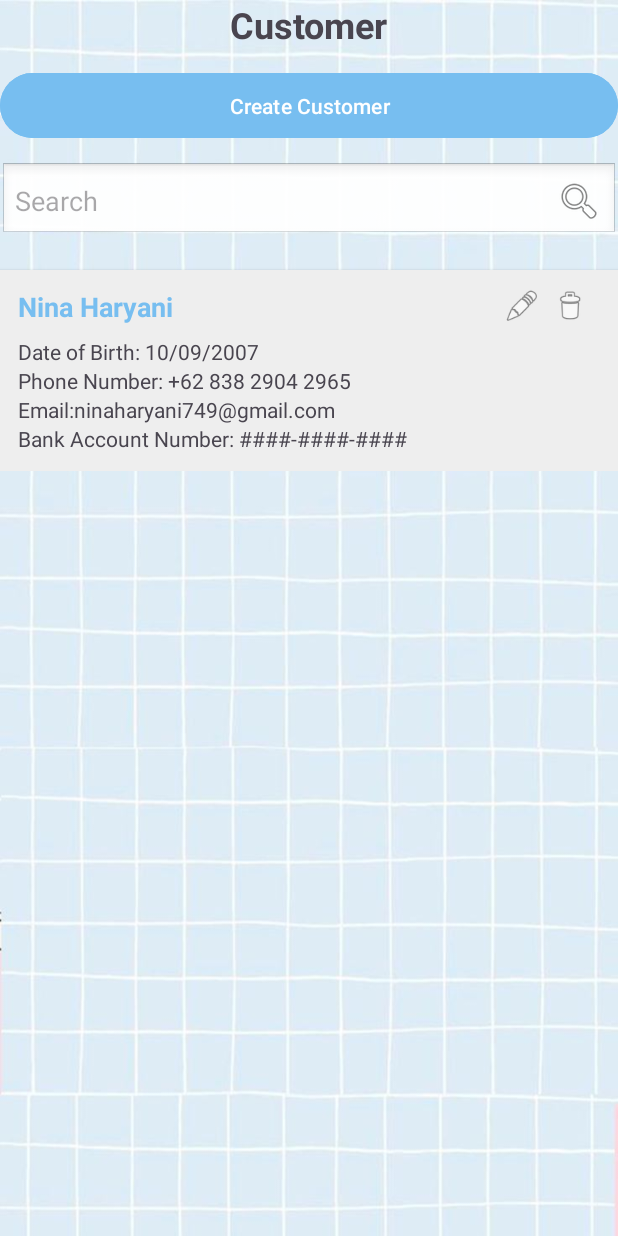
After one commit to ninaharyani/sampleapps, an Android app: the curtomer screen opened directly, with no data from a screen before it, on a phone screen of 412 x 824 dp. The commit adds this screen. Run offline under Robolectric (Android 15) with nearby library versions, the phone set to English and light mode, and no system bars.

Commit message:
add new fitur

```diff
--- /dev/null
+++ b/app/src/main/java/com/example/ninaa/curtomer.kt
@@ -0,0 +1,20 @@
+package com.example.ninaa
+
+import android.os.Bundle
+import androidx.activity.enableEdgeToEdge
+import androidx.appcompat.app.AppCompatActivity
+import androidx.core.view.ViewCompat
+import androidx.core.view.WindowInsetsCompat
+
+class curtomer : AppCompatActivity() {
+    override fun onCreate(savedInstanceState: Bundle?) {
+        super.onCreate(savedInstanceState)
+        enableEdgeToEdge()
+        setContentView(R.layout.activity_customer)
+        ViewCompat.setOnApplyWindowInsetsListener(findViewById(R.id.main)) { v, insets ->
+            val systemBars = insets.getInsets(WindowInsetsCompat.Type.systemBars())
+            v.setPadding(systemBars.left, systemBars.top, systemBars.right, systemBars.bottom)
+            insets
+        }
+    }
+}
--- /dev/null
+++ b/app/src/main/res/layout/activity_customer.xml
@@ -0,0 +1,117 @@
+<?xml version="1.0" encoding="utf-8"?>
+<RelativeLayout xmlns:android="http://schemas.android.com/apk/res/android"
+    xmlns:app="http://schemas.android.com/apk/res-auto"
+    xmlns:tools="http://schemas.android.com/tools"
+    android:id="@+id/main"
+    android:layout_width="match_parent"
+    android:layout_height="match_parent"
+    android:background="@drawable/bgblue"
+    tools:context=".curtomer">
+
+    <LinearLayout
+        android:orientation="vertical"
+        android:layout_width="match_parent"
+        android:layout_height="wrap_content">
+
+
+        <TextView
+            android:text="Customer"
+            android:textSize="24sp"
+            android:textStyle="bold"
+            android:layout_width="wrap_content"
+            android:layout_height="wrap_content"
+            android:layout_gravity="center_horizontal"
+            android:paddingBottom="12dp"/>
+
+        <Button
+            android:id="@+id/btnCreateCustomer"
+            android:text="Create Customer"
+            android:layout_width="match_parent"
+            android:layout_height="wrap_content"
+            android:backgroundTint="#77BEF0"
+            android:textColor="#FFFFFF"
+            android:padding="12dp"/>
+
+
+        <EditText
+            android:id="@+id/etSearch"
+            android:hint="Search"
+            android:layout_marginTop="12dp"
+            android:layout_width="match_parent"
+            android:layout_height="wrap_content"
+            android:drawableEnd="@android:drawable/ic_menu_search"
+            android:padding="10dp"
+            android:background="@android:drawable/edit_text"/>
+
+
+        <LinearLayout
+            android:id="@+id/item1"
+            android:layout_width="match_parent"
+            android:layout_height="wrap_content"
+            android:layout_marginTop="20dp"
+            android:background="#EEEEEE"
+            android:elevation="2dp"
+            android:orientation="vertical"
+            android:padding="12dp">
+
+            <LinearLayout
+                android:layout_width="match_parent"
+                android:layout_height="wrap_content"
+                android:layout_marginBottom="8dp"
+                android:orientation="horizontal">
+
+                <TextView
+                    android:layout_width="0dp"
+                    android:layout_height="wrap_content"
+                    android:layout_weight="1"
+                    android:text="Nina Haryani"
+                    android:textColor="#77BEF0"
+                    android:textSize="18sp"
+                    android:textStyle="bold" />
+
+                <ImageView
+                    android:id="@+id/cok"
+                    android:layout_width="24dp"
+                    android:layout_height="24dp"
+                    android:layout_marginEnd="8dp"
+                    android:src="@android:drawable/ic_menu_edit"
+                    android:contentDescription="Delete"
+                    android:clickable="true"
+                    android:focusable="true"/>
+
+
+                <ImageView
+                    android:id="@+id/iconDelete"
+                    android:layout_width="24dp"
+                    android:layout_height="24dp"
+                    android:src="@android:drawable/ic_menu_delete"
+                    android:contentDescription="Delete"
+                    android:layout_marginEnd="8dp"
+                    android:clickable="true"
+                    android:focusable="true"/>
+
+            </LinearLayout>
+
+            <TextView
+                android:layout_width="wrap_content"
+                android:layout_height="wrap_content"
+                android:text="Date of Birth: 10/09/2007" />
+
+            <TextView
+                android:layout_width="wrap_content"
+                android:layout_height="wrap_content"
+                android:text="Phone Number: +62 838 2904 2965" />
+
+            <TextView
+                android:layout_width="wrap_content"
+                android:layout_height="wrap_content"
+                android:text="Email:ninaharyani749@gmail.com" />
+
+            <TextView
+                android:layout_width="wrap_content"
+                android:layout_height="wrap_content"
+                android:text="Bank Account Number: ####-####-####" />
+        </LinearLayout>
+
+    </LinearLayout>
+</RelativeLayout>
```
Also changed, not shown: app/src/main/AndroidManifest.xml (+9 -0 lines), app/src/main/java/com/example/ninaa/createcustomer.kt (added, +20 -0 lines), app/src/main/java/com/example/ninaa/home.kt (added, +20 -0 lines), app/src/main/res/layout/activity_createcustomer.xml (added, +68 -0 lines), app/src/main/res/layout/activity_dasboard.xml (+13 -7 lines), app/src/main/res/layout/activity_home.xml (added, +54 -0 lines), app/src/main/res/drawable/bgblue.jpg (added), app/src/main/res/drawable/bgbunga.jpg (deleted), app/src/main/res/drawable/bgpinkk.jpg (deleted), app/src/main/res/drawable/pp.jpg (added), app/src/main/res/drawable/profile.png (added).
